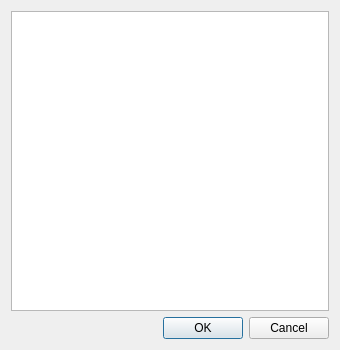
This is src/sconestudio/NotesEditor.ui in tgeijten/scone-studio as Qt 5 draws it before an edit. The edited form follows.
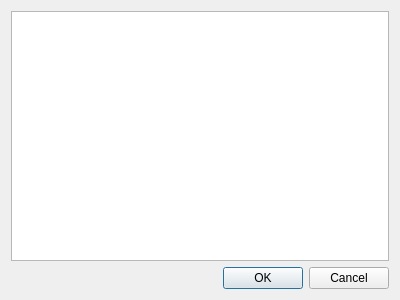
This is the edited form.

Commit message: U: Notes editor window size (in 2.4.4-PR-18)

Patch:
```diff
--- a/src/sconestudio/NotesEditor.ui
+++ b/src/sconestudio/NotesEditor.ui
@@ -6,8 +6,8 @@
    <rect>
     <x>0</x>
     <y>0</y>
-    <width>340</width>
-    <height>350</height>
+    <width>400</width>
+    <height>300</height>
    </rect>
   </property>
   <property name="windowTitle">
```
